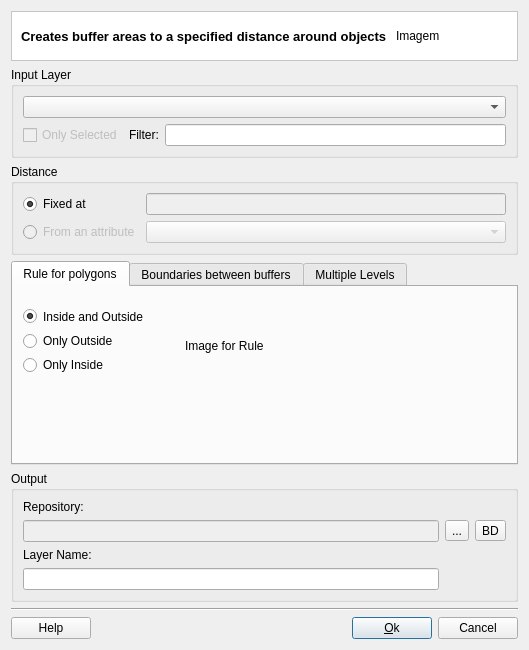
The window that src/terralib/vp/qt/ui/BufferDialogForm.ui (claudiobogossian/terralib5) describes before a commit, drawn with Qt 5.
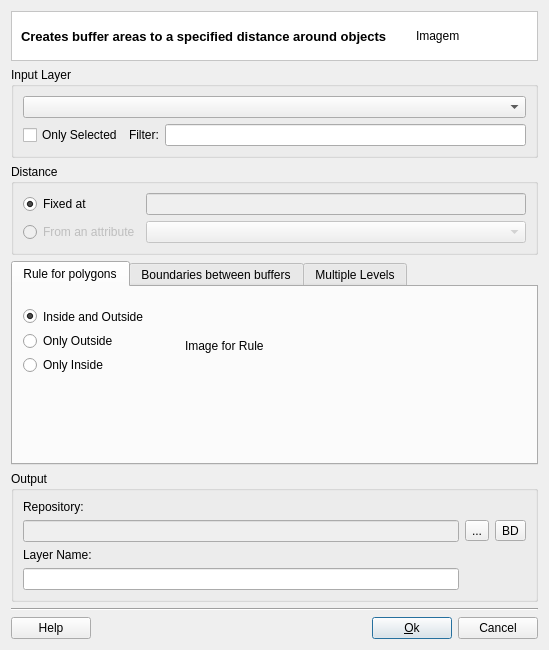
The same window after the commit. Custom widgets are drawn as their Qt base class.

```diff
--- a/src/terralib/vp/qt/ui/BufferDialogForm.ui
+++ b/src/terralib/vp/qt/ui/BufferDialogForm.ui
@@ -6,7 +6,7 @@
    <rect>
     <x>0</x>
     <y>0</y>
-    <width>496</width>
+    <width>549</width>
     <height>650</height>
    </rect>
   </property>
@@ -89,7 +89,7 @@
             <item row="0" column="0">
              <widget class="QCheckBox" name="m_onlySelectedCheckBox">
               <property name="enabled">
-               <bool>false</bool>
+               <bool>true</bool>
               </property>
               <property name="text">
                <string>Only Selected</string>
```
